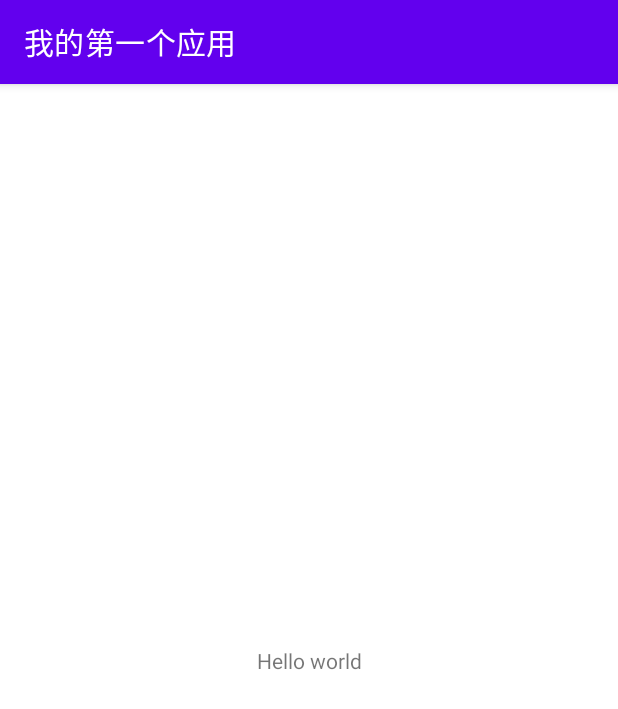
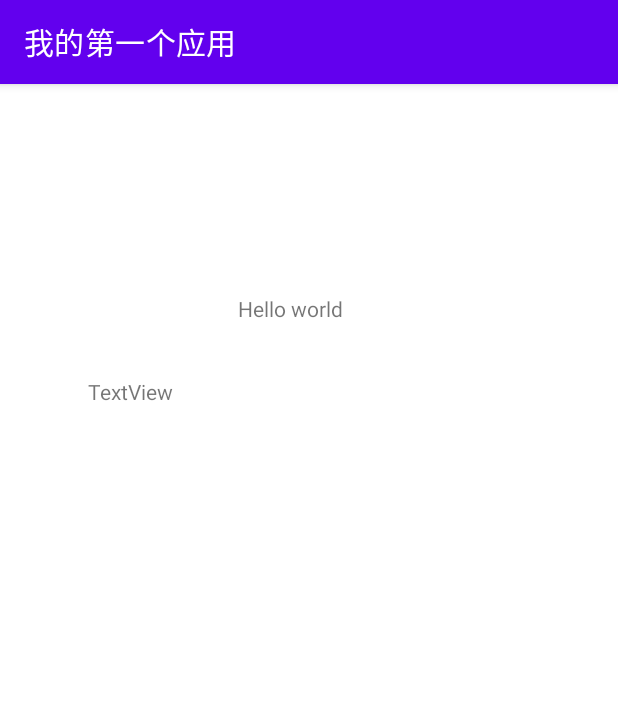
Before and after one commit to HwanWan/MyFirstApplication, an Android app: the screen it shows after launch (MainActivity), on a phone screen of 412 x 824 dp. Shown: the top 709 px of the screen. Run offline under Robolectric (Android 15) with nearby library versions, the phone set to English and light mode, and no system bars.

Commit message:
掌握布局和资源文件（实验三）

```diff
--- a/app/src/main/res/layout/activity_main.xml
+++ b/app/src/main/res/layout/activity_main.xml
@@ -4,14 +4,17 @@
     xmlns:tools="http://schemas.android.com/tools"
     android:layout_width="match_parent"
     android:layout_height="match_parent"
-    tools:context=".MainActivity">
+    tools:context=".MainActivity"
+    tools:layout_editor_absoluteX="0dp"
+    tools:layout_editor_absoluteY="52dp">
 
     <!--
         设置文本内容控件：
-        (1)layout_width、layout_height: 设置控件大小，wrap_content表示控件刚好包住文本内容，match_parent表示和父类大小一致(和屏幕大小一致)
+        (1)layout_width、layout_height: 设置控件大小，wrap_content表示控件刚好包住文本内容，match_parent表示充满整个父类(和屏幕大小一致)
         (2)layout_constraint: 设置控件的布局位置约束
         (3)id: @+id表示告诉编译器如果没有id就自动生成一个id、后面/跟的是控件的名字
     -->
+
     <TextView
         android:id="@+id/textHello_World"
         android:layout_width="wrap_content"
@@ -19,7 +22,27 @@
         android:text="@string/middle_contenet"
         app:layout_constraintBottom_toBottomOf="parent"
         app:layout_constraintEnd_toEndOf="parent"
+        app:layout_constraintHorizontal_bias="0.463"
         app:layout_constraintStart_toStartOf="parent"
-        app:layout_constraintTop_toTopOf="parent" />
+        app:layout_constraintTop_toTopOf="parent"
+        app:layout_constraintVertical_bias="0.187" />
+
+    <LinearLayout
+        android:layout_width="295dp"
+        android:layout_height="109dp"
+        android:layout_marginTop="36dp"
+        android:orientation="horizontal"
+        app:layout_constraintEnd_toEndOf="parent"
+        app:layout_constraintStart_toStartOf="parent"
+        app:layout_constraintTop_toBottomOf="@+id/textHello_World">
+
+        <TextView
+            android:id="@+id/text_view_hello_world"
+            android:layout_width="wrap_content"
+            android:layout_height="wrap_content"
+            android:layout_weight="1"
+            android:text="@string/text_view_hello_world" />
+    </LinearLayout>
+
 
 </androidx.constraintlayout.widget.ConstraintLayout>
--- a/app/src/main/res/values/strings.xml
+++ b/app/src/main/res/values/strings.xml
@@ -2,4 +2,10 @@
     <!--  对应Manifest文件中设置APP标题的字符串  -->
     <string name="app_name">我的第一个应用</string>
     <string name="middle_contenet">Hello world</string>
+    <string name="userName">姓名</string>
+    <string name="ID">学号</string>
+    <string name="buttonFirst">点击我~</string>
+    <string name="buttonSecond">点击我~~</string>
+    <string name="buttonThird">点击我~~~</string>
+    <string name="text_view_hello_world">TextView</string>
 </resources>
```
